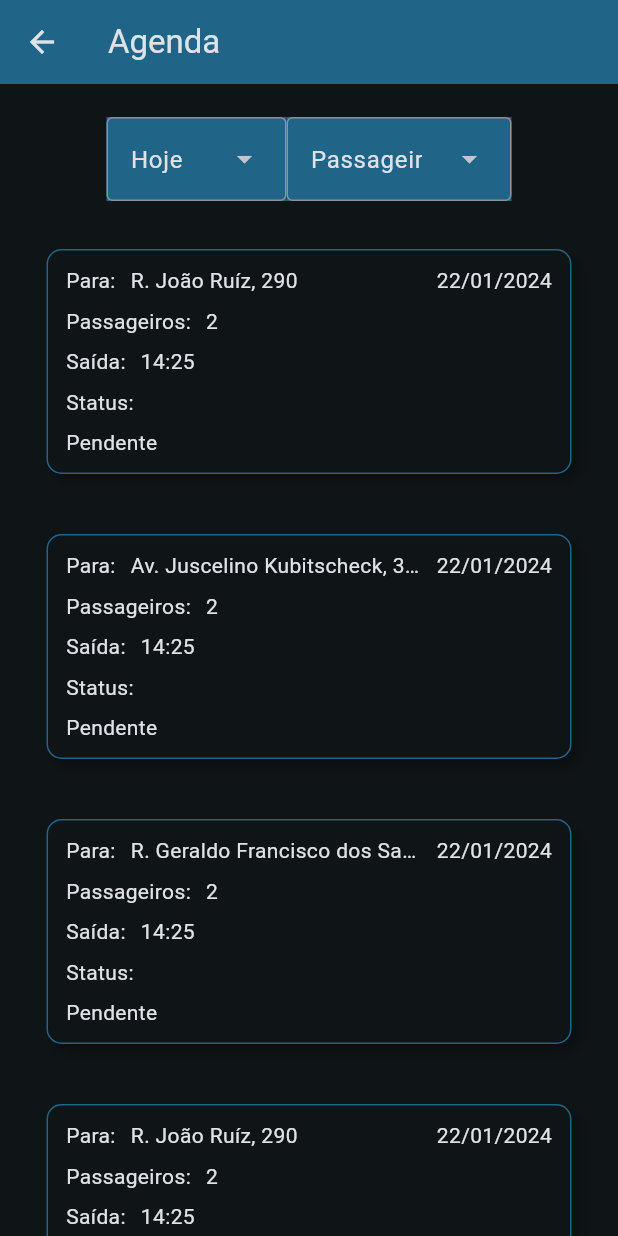
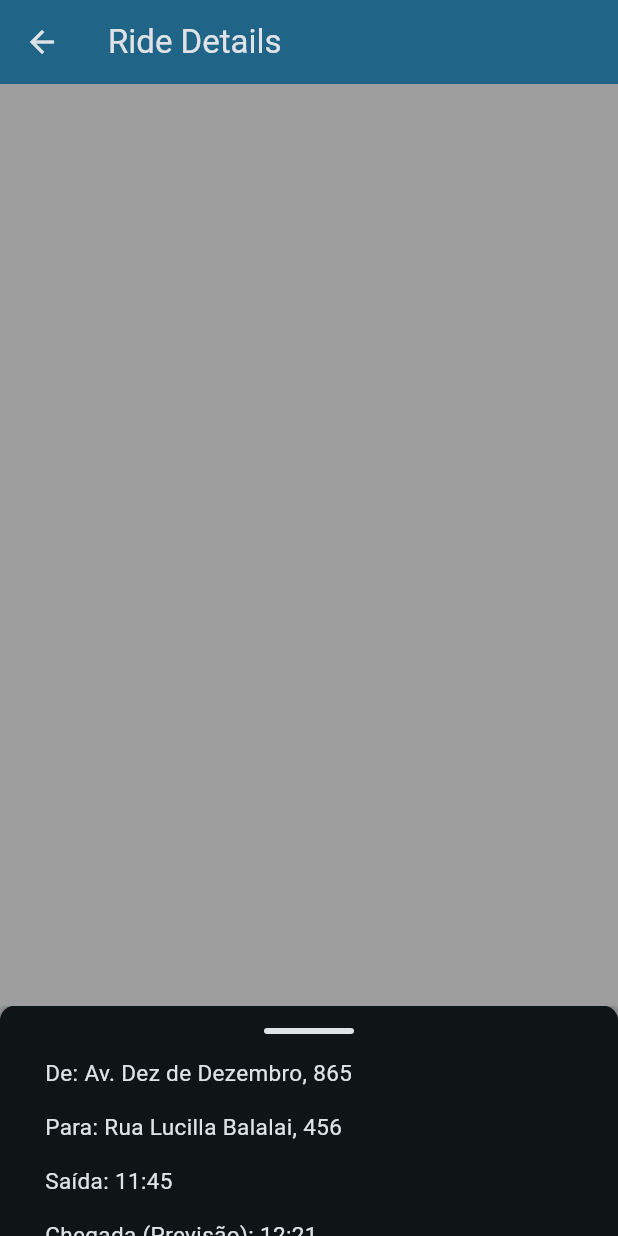
Before and after one commit to Felipe-TM/buscar-flutter, a Flutter app: the AppointmentsScreen screen opened directly, after a tap on "Para:", on a phone screen of 412 x 824 dp. Run offline on Flutter 3.47's test engine with Material 3 defaults, Android fonts, the phone set to English and light mode, and no system bars; missing offline and left inert: inner_shadow_widget; Roboto replaces fonts that are missing (Istok Web).

Commit message:
ride details screen update

```diff
--- a/lib/features/rides/appointments/presentation/appointment_tile.dart
+++ b/lib/features/rides/appointments/presentation/appointment_tile.dart
@@ -7,6 +7,7 @@ class AppointmentTile extends StatelessWidget {
   final String departureTime;
   final String status;
   final String date;
+  final Function onPressed;
 
   const AppointmentTile({
     super.key,
@@ -15,13 +16,14 @@ class AppointmentTile extends StatelessWidget {
     required this.departureTime,
     required this.status,
     required this.date,
+    required this.onPressed,
   });
 
   @override
   Widget build(BuildContext context) {
     return ShrinkebleButton(
       shrinkScale: 0.95,
-      onPressed: () {},
+      onPressed: onPressed,
       child: Padding(
         padding: const EdgeInsets.all(20.0),
         child: SizedBox(
--- a/lib/features/rides/appointments/presentation/appointments_screen.dart
+++ b/lib/features/rides/appointments/presentation/appointments_screen.dart
@@ -1,3 +1,4 @@
+import 'package:buscar/features/rides/ride_details/presentation/ride_details_screen.dart';
 import 'package:flutter/material.dart';
 
 import 'appointment_tile.dart';
@@ -13,12 +14,12 @@ class AppointmentsScreen extends StatelessWidget {
         title: const Text('Agenda'),
         backgroundColor: Theme.of(context).colorScheme.inversePrimary,
       ),
-      body: const Stack(
+      body: Stack(
         children: [
           SingleChildScrollView(
             child: Center(
               child: Padding(
-                padding: EdgeInsets.only(top: 90),
+                padding: const EdgeInsets.only(top: 90),
                 child: Column(
                   children: [
                     AppointmentTile(
@@ -27,6 +28,14 @@ class AppointmentsScreen extends StatelessWidget {
                       departureTime: '14:25',
                       status: 'Pendente',
                       date: '22/01/2024',
+                      onPressed: () {
+                        Navigator.push(
+                          context,
+                          MaterialPageRoute(
+                            builder: (context) => const RideDetailsScreen(),
+                          ),
+                        );
+                      },
                     ),
                     AppointmentTile(
                       destination: 'Av. Juscelino Kubitscheck, 3080',
@@ -34,6 +43,7 @@ class AppointmentsScreen extends StatelessWidget {
                       departureTime: '14:25',
                       status: 'Pendente',
                       date: '22/01/2024',
+                      onPressed: () {},
                     ),
                     AppointmentTile(
                       destination: 'R. Geraldo Francisco dos Santos',
@@ -41,6 +51,7 @@ class AppointmentsScreen extends StatelessWidget {
                       departureTime: '14:25',
                       status: 'Pendente',
                       date: '22/01/2024',
+                      onPressed: () {},
                     ),
                     AppointmentTile(
                       destination: 'R. João Ruíz, 290',
@@ -48,6 +59,7 @@ class AppointmentsScreen extends StatelessWidget {
                       departureTime: '14:25',
                       status: 'Pendente',
                       date: '22/01/2024',
+                      onPressed: () {},
                     ),
                     AppointmentTile(
                       destination: 'R. João Ruíz, 290',
@@ -55,13 +67,14 @@ class AppointmentsScreen extends StatelessWidget {
                       departureTime: '14:25',
                       status: 'Pendente',
                       date: '22/01/2024',
+                      onPressed: () {},
                     ),
                   ],
                 ),
               ),
             ),
           ),
-          ListFilters(),
+          const ListFilters(),
         ],
       ),
     );
--- /dev/null
+++ b/lib/features/rides/ride_details/presentation/ride_details_screen.dart
@@ -0,0 +1,135 @@
+import 'package:flutter/material.dart';
+
+class RideDetailsScreen extends StatelessWidget {
+  const RideDetailsScreen({super.key});
+
+  @override
+  Widget build(BuildContext context) {
+    return Scaffold(
+      appBar: AppBar(
+        title: const Text('Ride Details'),
+        backgroundColor: Theme.of(context).colorScheme.inversePrimary,
+      ),
+      body: Stack(children: [
+        Container(
+          color: Colors.grey,
+        ),
+        const RideDetailsSheet(),
+      ]),
+    );
+  }
+}
+
+class RideDetailsSheet extends StatelessWidget {
+  final TextStyle textStyle = const TextStyle(fontSize: 15);
+
+  const RideDetailsSheet({super.key});
+
+  @override
+  Widget build(BuildContext context) {
+    return SizedBox.expand(
+      child: DraggableScrollableSheet(
+        initialChildSize: 0.2,
+        maxChildSize: 0.7,
+        minChildSize: 0.2,
+        builder: (BuildContext context, ScrollController scrollController) {
+          return SingleChildScrollView(
+            controller: scrollController,
+            child: Container(
+              decoration: BoxDecoration(
+                  color: Theme.of(context).colorScheme.background,
+                  borderRadius: const BorderRadius.vertical(
+                    top: Radius.circular(10),
+                  ),
+                  boxShadow: const [
+                    BoxShadow(color: Colors.black38, blurRadius: 5)
+                  ]),
+              child: Padding(
+                padding: const EdgeInsets.symmetric(horizontal: 30),
+                child: Column(
+                  crossAxisAlignment: CrossAxisAlignment.start,
+                  children: [
+                    Center(
+                      child: SizedBox(
+                        width: 60,
+                        height: 4,
+                        child: Container(
+                          decoration: BoxDecoration(
+                            color: Theme.of(context).colorScheme.onBackground,
+                            borderRadius: const BorderRadius.all(
+                              Radius.circular(10),
+                            ),
+                          ),
+                        ),
+                      ),
+                    ),
+                    Text(
+                      'De: Av. Dez de Dezembro, 865',
+                      style: textStyle,
+                    ),
+                    Text(
+                      'Para: Rua Lucilla Balalai, 456',
+                      style: textStyle,
+                    ),
+                    Text(
+                      'Saída: 11:45',
+                      style: textStyle,
+                    ),
+                    Text(
+                      'Chegada (Previsão): 12:21',
+                      style: textStyle,
+                    ),
+                    Row(
+                      children: [
+                        SizedBox(
+                          height: 100,
+                          width: 100,
+                          child: Container(
+                            color: Colors.grey,
+                          ),
+                        ),
+                        Padding(
+                          padding: const EdgeInsets.only(left: 50),
+                          child: SizedBox(
+                            height: 100,
+                            width: 100,
+                            child: Container(
+                              color: Colors.grey,
+                            ),
+                          ),
+                        )
+                      ],
+                    ),
+                    Text(
+                      'Motorista: Zé da Manga',
+                      style: textStyle,
+                    ),
+                    Text(
+                      'Carro: BMW M3',
+                      style: textStyle,
+                    ),
+                    Text(
+                      'Placa: 8FG9DF',
+                      style: textStyle,
+                    ),
+                    Text(
+                      'Status: Esperando Motorista',
+                      style: textStyle,
+                    ),
+                  ]
+                      .map(
+                        (widget) => Padding(
+                          padding: EdgeInsets.only(top: 15),
+                          child: widget,
+                        ),
+                      )
+                      .toList(),
+                ),
+              ),
+            ),
+          );
+        },
+      ),
+    );
+  }
+}
--- a/lib/main.dart
+++ b/lib/main.dart
@@ -13,7 +13,7 @@ class MyApp extends StatelessWidget {
   @override
   Widget build(BuildContext context) {
     return MaterialApp(
-      title: 'Flutter layout demo',
+      title: 'Buscar Alpha Test',
       home: LoginScreen(appVer: appVer),
       theme: ThemeData(
         fontFamily: 'Istok Web',
```
